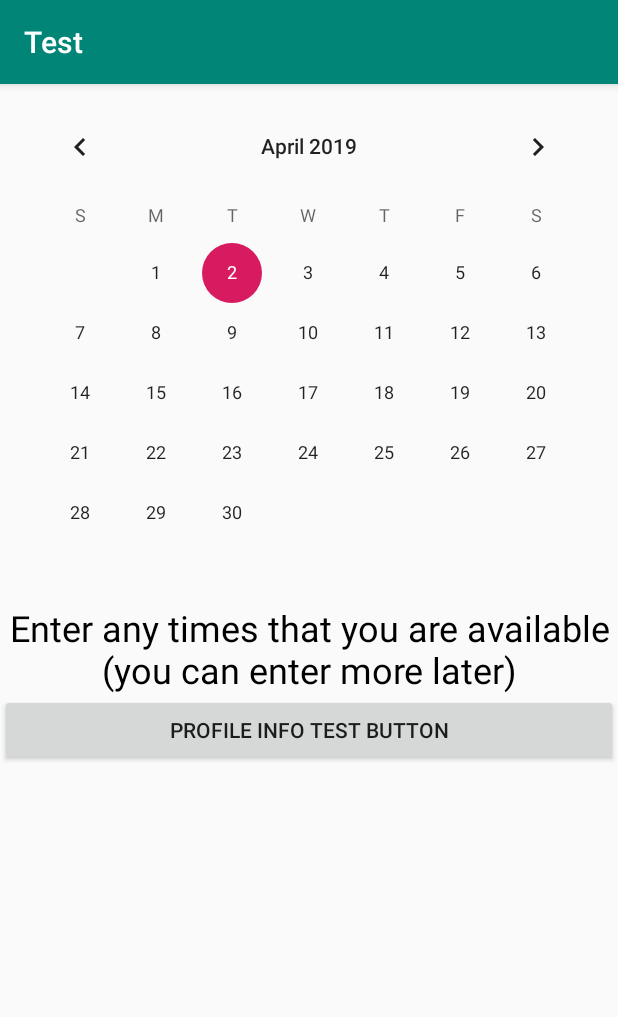
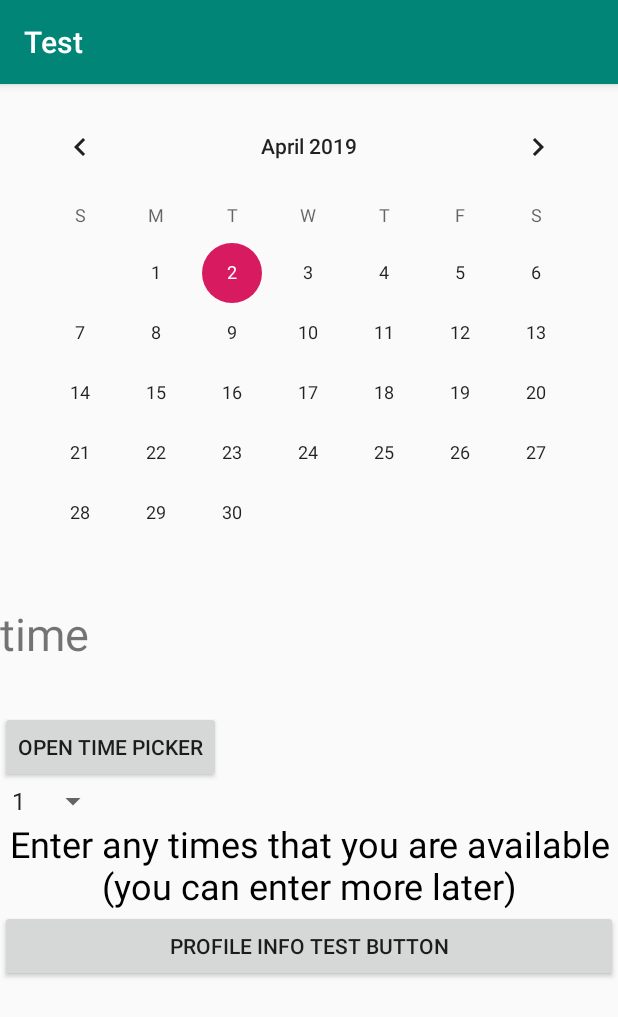
Before and after one commit to DanukGOAT/Android_Apps4Good, an Android app: the CalendarDisplay screen opened directly, with no data from a screen before it, on a phone screen of 412 x 824 dp. Shown: the top 1017 px of the screen. Run offline under Robolectric (Android 15) with nearby library versions, the phone set to English and light mode, and no system bars.

Commit message:
Ello Mates

```diff
--- a/app/src/main/java/com/example/exampleapp/CalendarDisplay.java
+++ b/app/src/main/java/com/example/exampleapp/CalendarDisplay.java
@@ -1,21 +1,34 @@
 package com.example.exampleapp;
 
 import android.content.Intent;
+import android.app.TimePickerDialog;
 import android.support.annotation.NonNull;
 import android.support.v7.app.AppCompatActivity;
+import android.support.v4.app.DialogFragment;
 import android.os.Bundle;
 import android.view.View;
 import android.widget.Button;
 import android.widget.CalendarView;
 import android.widget.TextView;
+import android.widget.TimePicker;
 
-public class CalendarDisplay extends AppCompatActivity {
+public class CalendarDisplay extends AppCompatActivity implements TimePickerDialog.OnTimeSetListener {
     public String date="";
 
     @Override
     protected void onCreate(Bundle savedInstanceState) {
         super.onCreate(savedInstanceState);
         setContentView(R.layout.activity_calendar_display);
+
+        Button button = (Button) findViewById(R.id.button);
+        button.setOnClickListener(new View.OnClickListener() {
+            @Override
+            public void onClick(View v) {
+                DialogFragment timePicker = new TimePickerFragment();
+                timePicker.show(getSupportFragmentManager(), "time picker");
+            }
+        });
+
 
         CalendarView calendarView = findViewById(R.id.Calendarr);
 
@@ -38,5 +51,11 @@ public class CalendarDisplay extends AppCompatActivity {
             }
         });
 
+
+    }
+
+    public void onTimeSet(TimePicker view, int hourOfDay, int minute) {
+        TextView textView = (TextView) findViewById(R.id.textView);
+        textView.setText("Hour: " + hourOfDay + " Minute: " + minute);
     }
 }
--- a/app/src/main/res/layout/activity_calendar_display.xml
+++ b/app/src/main/res/layout/activity_calendar_display.xml
@@ -27,6 +27,28 @@
                 app:layout_constraintEnd_toEndOf="parent"
                 app:layout_constraintStart_toStartOf="parent"
                 app:layout_constraintTop_toTopOf="parent" />
+            <TextView
+                android:id="@+id/textView"
+                android:layout_width="wrap_content"
+                android:layout_height="wrap_content"
+                android:layout_above="@id/button"
+                android:layout_centerHorizontal="true"
+                android:layout_marginBottom="31dp"
+                android:text="time"
+                android:textSize="30sp" />
+
+            <Button
+                android:id="@+id/button"
+                android:layout_width="wrap_content"
+                android:layout_height="wrap_content"
+                android:layout_centerHorizontal="true"
+                android:layout_centerVertical="true"
+                android:text="open time picker" />
+            <Spinner
+                android:id="@+id/spinner"
+                android:layout_width="wrap_content"
+                android:layout_height="wrap_content"
+                android:entries="@array/hour" />
 
             <TextView
                 android:id="@+id/textView2"
--- /dev/null
+++ b/app/src/main/res/values/arrays.xml
@@ -0,0 +1,6 @@
+<?xml version="1.0" encoding="utf-8"?>
+<resources>
+    <string-array name="hour">
+        <item>1</item>
+    </string-array>
+</resources>
```
Also changed, not shown: app/src/main/java/com/example/exampleapp/TimePickerFragment.java (added, +23 -0 lines).
